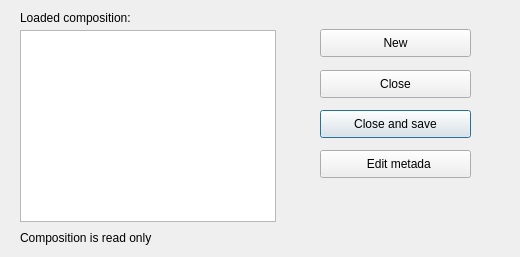
Above: dlg_currentComposition.ui from LESPROJEKT/qgis-layman-plugin before the change. Below: the same form after it.
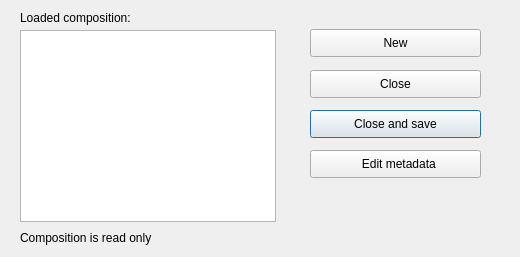
That is the form after the change.

What changed in the file:
```diff
--- a/dlg_currentComposition.ui
+++ b/dlg_currentComposition.ui
@@ -31,9 +31,9 @@
   <widget class="QPushButton" name="pushButton_close">
    <property name="geometry">
     <rect>
-     <x>320</x>
+     <x>310</x>
      <y>110</y>
-     <width>151</width>
+     <width>171</width>
      <height>28</height>
     </rect>
    </property>
@@ -80,9 +80,9 @@
   <widget class="QPushButton" name="pushButton_close2">
    <property name="geometry">
     <rect>
-     <x>320</x>
+     <x>310</x>
      <y>70</y>
-     <width>151</width>
+     <width>171</width>
      <height>28</height>
     </rect>
    </property>
@@ -93,9 +93,9 @@
   <widget class="QPushButton" name="pushButton_new">
    <property name="geometry">
     <rect>
-     <x>320</x>
+     <x>310</x>
      <y>29</y>
-     <width>151</width>
+     <width>171</width>
      <height>28</height>
     </rect>
    </property>
@@ -119,14 +119,14 @@
   <widget class="QPushButton" name="pushButton_editMeta">
    <property name="geometry">
     <rect>
-     <x>320</x>
+     <x>310</x>
      <y>150</y>
-     <width>151</width>
+     <width>171</width>
      <height>28</height>
     </rect>
    </property>
    <property name="text">
-    <string>  Edit metada</string>
+    <string>  Edit metadata</string>
    </property>
   </widget>
  </widget>
```
